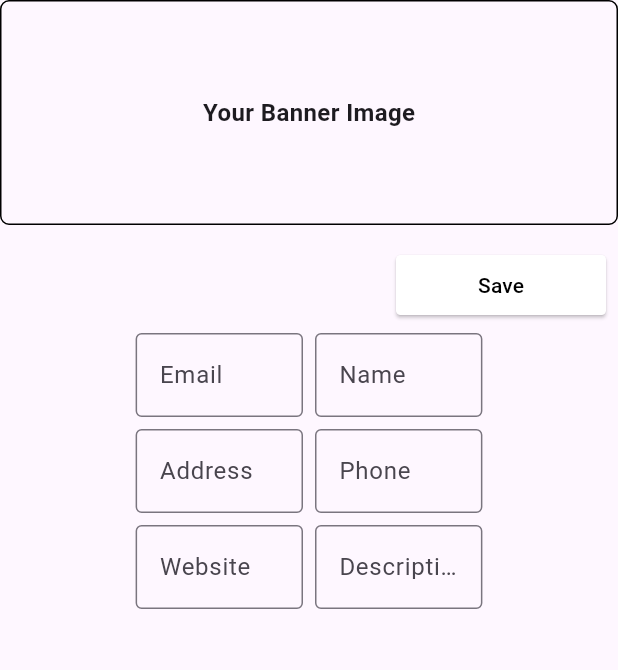
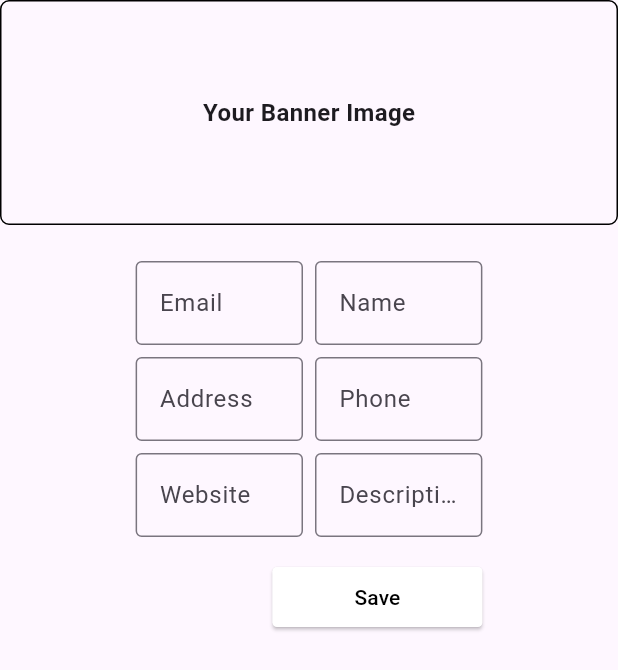
Before and after one commit to boodskap/twinned_template, a Flutter app: the ProfilePage screen opened directly, on a phone screen of 412 x 824 dp. Shown: the top 670 px of the screen. Run offline on Flutter 3.47's test engine with Material 3 defaults, Android fonts, the light colour scheme and no system bars; our stand-ins replace convex_bottom_bar.

Commit message:
profile page changes

```diff
--- a/lib/pages/profile/page_profile.dart
+++ b/lib/pages/profile/page_profile.dart
@@ -2,7 +2,7 @@ import 'package:flutter/material.dart';
 import 'package:twinned_template/widget/label_textfield.dart';
 
 class ProfilePage extends StatefulWidget {
-  ProfilePage({
+  const ProfilePage({
     super.key,
   });
 
@@ -46,26 +46,6 @@ class _ProfilePageState extends State<ProfilePage> {
           vDivider,
           Column(
             children: [
-              Row(
-                mainAxisAlignment: MainAxisAlignment.end,
-                children: [
-                  ElevatedButton(
-                    onPressed: () {},
-                    style: ElevatedButton.styleFrom(
-                      backgroundColor: Colors.white,
-                      minimumSize: const Size(140, 40),
-                      shape: RoundedRectangleBorder(
-                        borderRadius: BorderRadius.circular(3),
-                      ),
-                    ),
-                    child: const Text(
-                      'Save',
-                      style: TextStyle(color: Colors.black),
-                    ),
-                  ),
-                  hDivider,
-                ],
-              ),
               vDivider,
               SizedBox(
                 width: MediaQuery.of(context).size.width * 0.6,
@@ -142,6 +122,30 @@ class _ProfilePageState extends State<ProfilePage> {
                   ],
                 ),
               ),
+              vDivider,
+              SizedBox(
+                width: MediaQuery.of(context).size.width * 0.6,
+                child: Row(
+                  mainAxisAlignment: MainAxisAlignment.end,
+                  children: [
+                    ElevatedButton(
+                      onPressed: () {},
+                      style: ElevatedButton.styleFrom(
+                        backgroundColor: Colors.white,
+                        minimumSize: const Size(140, 40),
+                        shape: RoundedRectangleBorder(
+                          borderRadius: BorderRadius.circular(3),
+                        ),
+                      ),
+                      child: const Text(
+                        'Save',
+                        style: TextStyle(color: Colors.black),
+                      ),
+                    ),
+                    hDivider,
+                  ],
+                ),
+              ),
             ],
           ),
         ],
```
